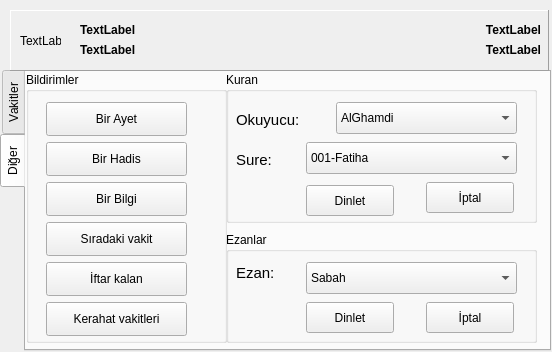
Above: qtezanvakti.ui from fbostanci/ezanvakti-qt-gui before the change. Below: the same form after it.
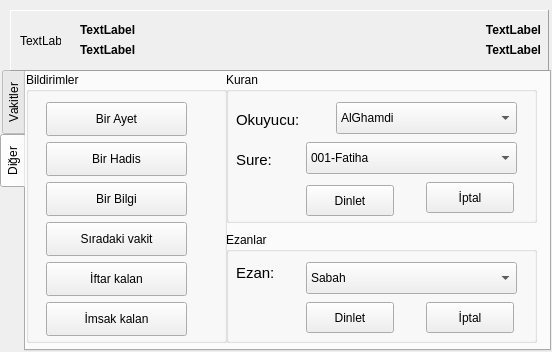
That is the form after the change.

Commit message: kerahat vakitleri düğmesi kaldırıldı yerine imsak kalan eklendi.

What changed in the file:
```diff
--- a/qtezanvakti.ui
+++ b/qtezanvakti.ui
@@ -657,7 +657,7 @@
         </rect>
        </property>
        <property name="text">
-        <string>Kerahat vakitleri</string>
+        <string>İmsak kalan</string>
        </property>
       </widget>
       <widget class="QPushButton" name="pushButton_ik">
```
Left out of the diff: 2 changed lines with no effect on the pictures. The commit also changes 2 other files.
